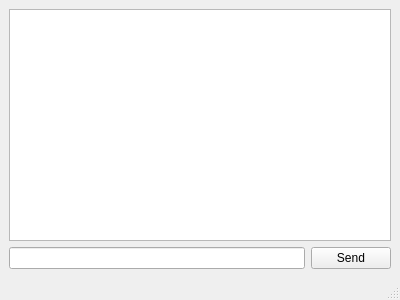
First picture: the form in client/ui/main.ui, repository AlexLaur/LauExchange, before the edit.
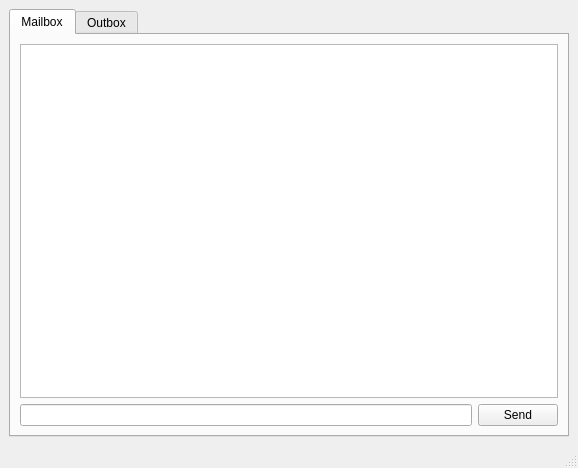
Second picture: the form after the edit.

Commit message: some improvements in commands from clients to server

What changed in the file:
```diff
--- a/client/ui/main.ui
+++ b/client/ui/main.ui
@@ -6,8 +6,8 @@
    <rect>
     <x>0</x>
     <y>0</y>
-    <width>400</width>
-    <height>300</height>
+    <width>578</width>
+    <height>468</height>
    </rect>
   </property>
   <property name="windowTitle">
@@ -16,6 +16,16 @@
   <widget class="QWidget" name="centralwidget">
    <layout class="QVBoxLayout" name="verticalLayout">
     <item>
+     <widget class="QTabWidget" name="tabWidget">
+      <property name="currentIndex">
+       <number>0</number>
+      </property>
+      <widget class="QWidget" name="mailbox">
+       <attribute name="title">
+        <string>Mailbox</string>
+       </attribute>
+       <layout class="QVBoxLayout" name="verticalLayout_2">
+        <item>
      <widget class="QTextEdit" name="txe_chat_view">
       <property name="readOnly">
        <bool>true</bool>
@@ -41,6 +51,15 @@
     </item>
    </layout>
   </widget>
+      <widget class="QWidget" name="outbox">
+       <attribute name="title">
+        <string>Outbox</string>
+       </attribute>
+      </widget>
+     </widget>
+    </item>
+   </layout>
+  </widget>
   <widget class="QMenuBar" name="menubar">
    <property name="geometry">
     <rect>
```
Left out of the diff: 4 changed lines with no effect on the pictures. Lines whose indentation alone changed are shown as unchanged. The commit also changes 2 other files.
